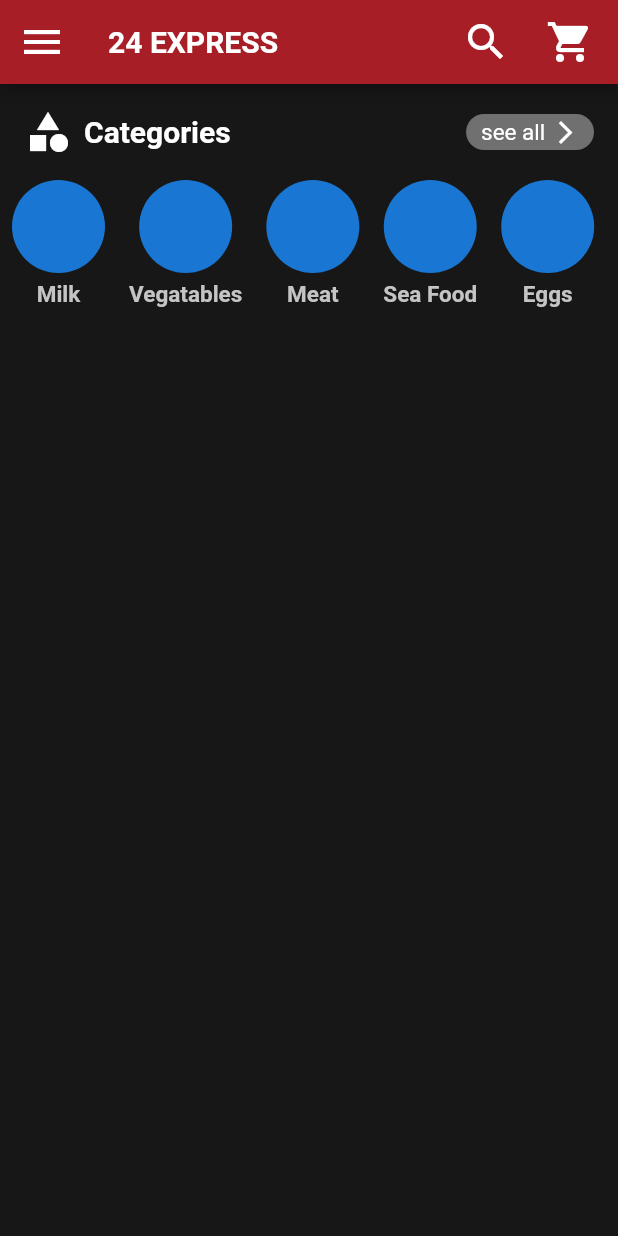
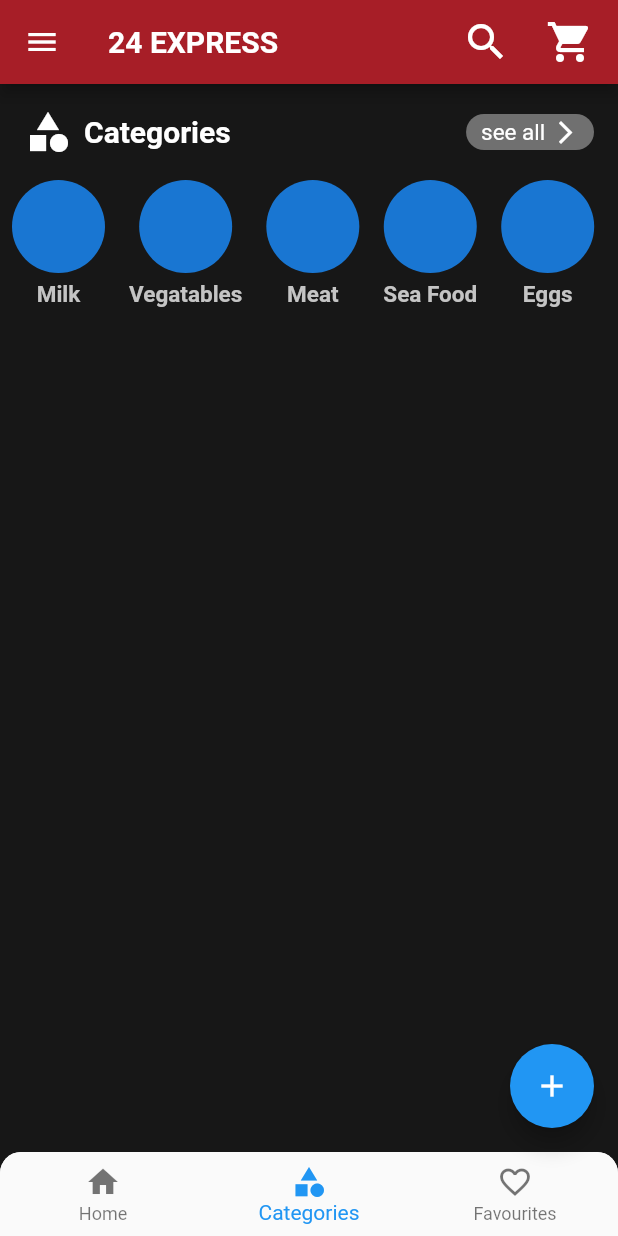
Before and after one commit to AhmedElhenidy/r7_first_app, a Flutter app: the HomeScreen screen opened directly, on a phone screen of 412 x 824 dp. Run offline on Flutter 3.47's test engine with Material 2 defaults, Android fonts, the light colour scheme and no system bars.

```diff
--- a/lib/presentation/screens/home_screen.dart
+++ b/lib/presentation/screens/home_screen.dart
@@ -14,10 +14,10 @@ final List<String> categoriesNames = [
       backgroundColor: Color(0xFF171717),
       appBar: AppBar(
         backgroundColor: Color(0xffA71E27),
-        leading: InkWell(
-          onTap: (){},
-          child: Icon(Icons.menu,color: Colors.white,size: 32,),
-        ),
+        // leading: InkWell(
+        //   onTap: (){},
+        //   child: Icon(Icons.menu,color: Colors.white,size: 32,),
+        // ),
         title: Text("24 EXPRESS",
           style: TextStyle(
             color: Colors.white,
@@ -106,6 +106,133 @@ final List<String> categoriesNames = [
           ),
         ],
       ),
+      drawer: Drawer(
+        backgroundColor:Color(0xFF171717),
+        child: Column(
+          children: [
+            Container(
+              height: 148,
+              color: Color(0xffA71E27),
+            ),
+            Padding(
+              padding: EdgeInsets.symmetric(
+                vertical: 16,
+              ),
+              child: Column(
+                children: [
+                  Row(
+                    children: [
+                      Icon(
+                        Icons.home,
+                        color: Colors.white,
+                        size: 28,
+                      ),
+                      SizedBox(width: 16,),
+                      Text("Home",
+                        style: TextStyle(
+                          color: Colors.white,
+                          fontSize: 16,
+                          fontWeight: FontWeight.bold,
+                        ),
+                      )
+                    ],
+                  ),
+                  SizedBox(height: 24,),
+                  Row(
+                    children: [
+                      Icon(
+                        Icons.home,
+                        color: Colors.white,
+                        size: 28,
+                      ),
+                      SizedBox(width: 16,),
+                      Text("Home",
+                        style: TextStyle(
+                          color: Colors.white,
+                          fontSize: 16,
+                          fontWeight: FontWeight.bold,
+                        ),
+                      )
+                    ],
+                  ),
+                  SizedBox(height: 24,),
+                  Row(
+                    children: [
+                      Icon(
+                        Icons.home,
+                        color: Colors.white,
+                        size: 28,
+                      ),
+                      SizedBox(width: 16,),
+                      Text("Home",
+                        style: TextStyle(
+                          color: Colors.white,
+                          fontSize: 16,
+                          fontWeight: FontWeight.bold,
+                        ),
+                      )
+                    ],
+                  ),
+                  SizedBox(height: 24,),
+                  ListTile(
+                    onTap: (){},
+                    leading:Icon(
+                      Icons.logout,
+                      color: Colors.white,
+                      size: 28,
+                    ),
+                    title: Text("Sign out",
+                      style: TextStyle(
+                        color: Colors.white,
+                        fontSize: 16,
+                        fontWeight: FontWeight.bold,
+                      ),
+                    ),
+                  ),
+                ],
+              ),
+            ),
+          ],
+        ),
+      ),
+      bottomNavigationBar: Container(
+        decoration: BoxDecoration(
+          color: Colors.white,
+          borderRadius: BorderRadius.only(
+            topLeft: Radius.circular(14),
+            topRight: Radius.circular(14),
+          )
+        ),
+        child: ClipRRect(
+          borderRadius: BorderRadius.only(
+            topLeft: Radius.circular(14),
+            topRight: Radius.circular(14),
+          ),
+          child: BottomNavigationBar(
+            currentIndex: 1,
+            items: [
+              BottomNavigationBarItem(
+                icon: Icon(Icons.home),
+                label: "Home",
+              ),
+              BottomNavigationBarItem(
+                icon: Icon(Icons.category),
+                label: "Categories",
+              ),
+              BottomNavigationBarItem(
+                icon: Icon(Icons.favorite_border),
+                label: "Favourites",
+              ),
+            ],
+
+          ),
+        ),
+      ),
+      floatingActionButton: FloatingActionButton(
+        onPressed: () {  },
+        child: Icon(Icons.add),
+      ),
+      // floatingActionButtonLocation: FloatingActionButtonLocation.centerDocked,
     );
   }
 }
--- a/lib/presentation/screens/sign_in_screen.dart
+++ b/lib/presentation/screens/sign_in_screen.dart
@@ -2,10 +2,38 @@ import 'package:flutter/material.dart';
 import 'package:r7_first_app/presentation/screens/home_screen.dart';
 import 'package:r7_first_app/presentation/screens/sign_up_screen.dart';
 
-class SignInScreen extends StatelessWidget{
+class SignInScreen extends StatefulWidget{
 
   @override
-  Widget build(BuildContext context) {
+  State<SignInScreen> createState()=>_SignInScreenState();
+}
+
+class _SignInScreenState extends State<SignInScreen>{
+  @override
+  void initState() {
+    // TODO: implement initState
+    super.initState();
+    if(mounted){
+      isSecure= false;
+      setState(() {
+
+      });
+    }
+  }
+  @override
+  void didChangeDependencies() {
+    // TODO: implement didChangeDependencies
+    super.didChangeDependencies();
+  }
+  @override
+  void didUpdateWidget(covariant SignInScreen oldWidget) {
+    // TODO: implement didUpdateWidget
+    super.didUpdateWidget(oldWidget);
+  }
+  bool isSecure = true;
+  @override
+  Widget build(BuildContext context){
+    print("widget function is called again");
     return  Scaffold(
       backgroundColor: Colors.white,
       body: SafeArea(
@@ -49,7 +77,7 @@ class SignInScreen extends StatelessWidget{
               SizedBox(
                 height: 64,
                 child: TextField(
-                  obscureText: true,
+                  obscureText: isSecure,
                   cursorColor: Colors.black,
                   decoration: InputDecoration(
                     border: OutlineInputBorder(
@@ -64,15 +92,32 @@ class SignInScreen extends StatelessWidget{
                       fontSize: 15,
                       fontWeight: FontWeight.bold,
                     ),
-                    suffixIcon: const Icon(
-                      Icons.visibility_off,
+                    suffixIcon: InkWell(
+                      onTap: (){
+                        isSecure = !isSecure;
+                        setState(() {});
+                        // if(isSecure == true){
+                        //   isSecure=false;
+                        // }else{
+                        //   isSecure = true;
+                        // }
+                        print(isSecure);
+                      },
+                      child:  Icon(
+                        isSecure
+                            ?
+                        Icons.visibility_off
+                            :
+                        Icons.visibility,
                         size: 20,
                         color: Colors.grey,
+                      ),
                     ),
                     floatingLabelStyle: const TextStyle(color: Colors.red),
                   ),
                 ),
               ),
+
               const SizedBox(
                 height: 8,
               ),
--- a/lib/presentation/screens/sign_up_screen.dart
+++ b/lib/presentation/screens/sign_up_screen.dart
@@ -1,7 +1,12 @@
 import 'package:flutter/material.dart';
 
-class SignUpScreen extends StatelessWidget{
+class SignUpScreen extends StatefulWidget{
 
+  @override
+  State<SignUpScreen> createState() => _SignUpScreenState();
+}
+
+class _SignUpScreenState extends State<SignUpScreen> {
   @override
   Widget build (BuildContext context){
     return Scaffold(
```
Lines whose indentation alone changed are shown as unchanged.
